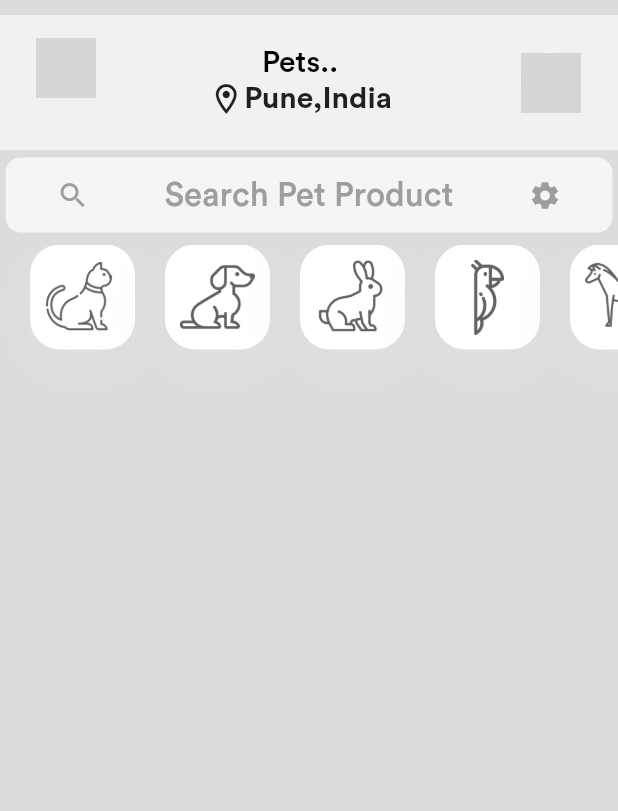
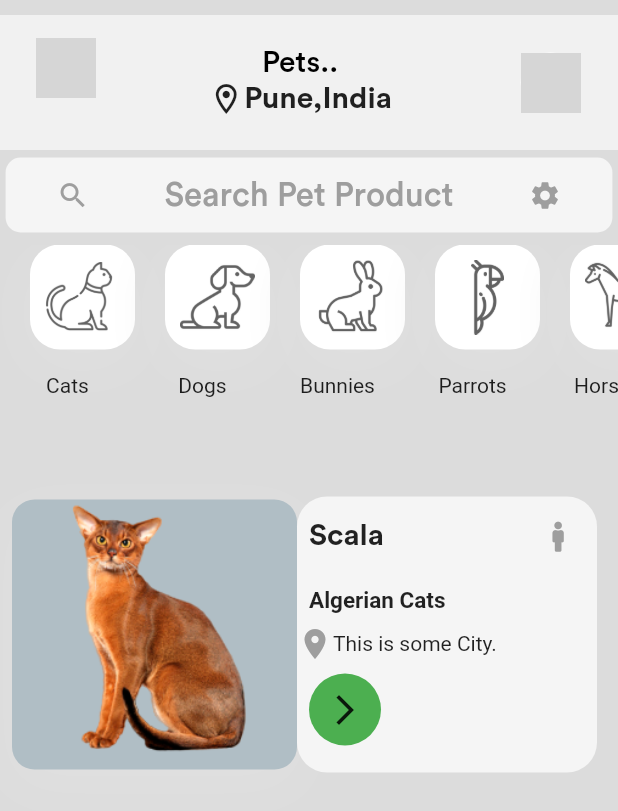
Before and after one commit to designerhub4/petShopui_Design, a Flutter app: the screen it shows after launch, on a phone screen of 412 x 824 dp. Shown: the top 811 px of the screen. Run offline on Flutter 3.47's test engine with Material 2 defaults, Android fonts, the phone set to English and light mode, and no system bars; our stand-ins replace font_awesome_flutter; network calls fail; grey boxes are pictures that could not be loaded.

Commit message:
added screenshots

```diff
--- a/lib/config.dart
+++ b/lib/config.dart
@@ -3,6 +3,8 @@ import 'package:font_awesome_flutter/font_awesome_flutter.dart';
 
 Color primaryGreen = Color(0xff00796B);
 Color drawercolor = Color(0xffdcdcdc);
+String profileImage =
+    'https://images.unsplash.com/photo-1511367461989-f85a21fda167?ixid=MnwxMjA3fDB8MHxwaG90by1wYWdlfHx8fGVufDB8fHx8&ixlib=rb-1.2.1&auto=format&fit=crop&w=1189&q=80';
 List<BoxShadow> shadowList = [
   BoxShadow(color: Colors.grey[300], blurRadius: 30, offset: Offset(0, 10))
 ];
--- a/lib/ui/homescreen.dart
+++ b/lib/ui/homescreen.dart
@@ -1,6 +1,7 @@
 import 'package:flutter/material.dart';
 import 'package:font_awesome_flutter/font_awesome_flutter.dart';
 import 'package:pet_ui/config.dart';
+import 'package:pet_ui/ui/descriptionPage.dart';
 
 class HomeScreen extends StatefulWidget {
   @override
@@ -165,11 +166,127 @@ class _HomeScreenState extends State<HomeScreen> {
                           width: 50,
                           color: Colors.grey[700],
                         ),
+                      ),
+                      Padding(
+                        padding: const EdgeInsets.all(16.0),
+                        child: Text(categories[index]['name']),
                       )
                     ],
                   ),
                 );
               },
+            ),
+          ),
+          SizedBox(
+            height: 40,
+          ),
+          SingleChildScrollView(
+            child: Column(
+              children: [
+                Container(
+                  height: 200,
+                  width: MediaQuery.of(context).size.width,
+                  decoration: BoxDecoration(),
+                  child: Padding(
+                    padding: const EdgeInsets.all(8.0),
+                    child: Row(
+                      children: [
+                        Container(
+                          height: 180,
+                          width: 190,
+                          decoration: BoxDecoration(
+                              borderRadius: BorderRadius.circular(15),
+                              boxShadow: shadowList,
+                              color: Colors.blueGrey[200]),
+                          child: Center(
+                            child: Stack(
+                              children: [
+                                Image.asset(
+                                  'images/pet-cat1.png',
+                                  fit: BoxFit.fill,
+                                )
+                              ],
+                            ),
+                          ),
+                        ),
+                        Container(
+                          height: 200,
+                          width: 200,
+                          decoration: BoxDecoration(
+                              color: Colors.white70,
+                              borderRadius: BorderRadius.circular(20)),
+                          child: Column(
+                            mainAxisAlignment: MainAxisAlignment.start,
+                            crossAxisAlignment: CrossAxisAlignment.start,
+                            children: [
+                              Row(
+                                mainAxisAlignment:
+                                    MainAxisAlignment.spaceBetween,
+                                children: [
+                                  Padding(
+                                    padding: const EdgeInsets.all(8.0),
+                                    child: Text(
+                                      'Scala',
+                                      style: TextStyle(
+                                          fontSize: 20,
+                                          fontFamily: 'Circular',
+                                          fontWeight: FontWeight.bold),
+                                    ),
+                                  ),
+                                  Padding(
+                                    padding: const EdgeInsets.all(16.0),
+                                    child: Icon(
+                                      FontAwesomeIcons.male,
+                                      size: 20,
+                                      color: Colors.grey,
+                                    ),
+                                  )
+                                ],
+                              ),
+                              Padding(
+                                padding: const EdgeInsets.all(8.0),
+                                child: Text(
+                                  'Algerian Cats',
+                                  style: TextStyle(
+                                      fontSize: 15,
+                                      fontWeight: FontWeight.bold),
+                                ),
+                              ),
+                              Row(
+                                children: [
+                                  Icon(
+                                    Icons.location_on,
+                                    color: Colors.grey,
+                                  ),
+                                  Text('This is some City.')
+                                ],
+                              ),
+                              Padding(
+                                padding: const EdgeInsets.all(8.0),
+                                child: Container(
+                                  decoration: BoxDecoration(
+                                    shape: BoxShape.circle,
+                                    color: Colors.green,
+                                  ),
+                                  child: IconButton(
+                                      icon: Icon(Icons.arrow_forward_ios),
+                                      onPressed: () {
+                                        Navigator.push(
+                                            context,
+                                            MaterialPageRoute(
+                                                builder: (context) =>
+                                                    DescrpitionPage()));
+                                      }),
+                                ),
+                              )
+                            ],
+                          ),
+                        )
+                      ],
+                    ),
+                  ),
+                ),
+              ],
             ),
           )
         ],
```
Also changed, not shown: lib/ui/descriptionPage.dart (added, +105 -0 lines), 22 other files.
